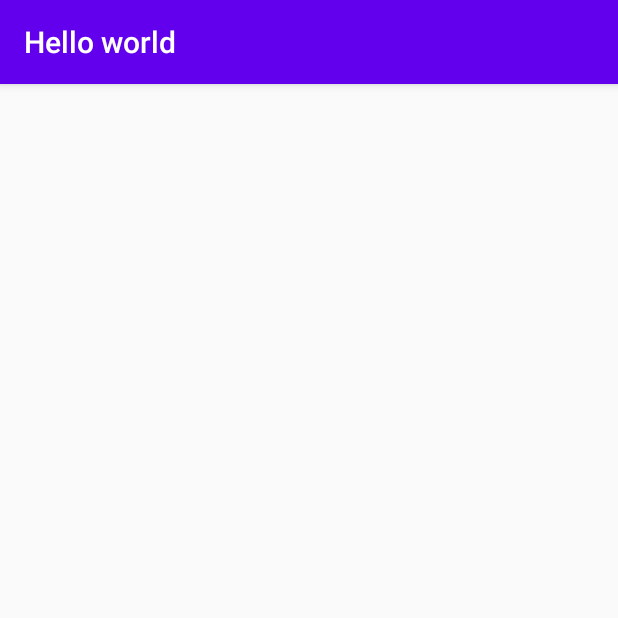
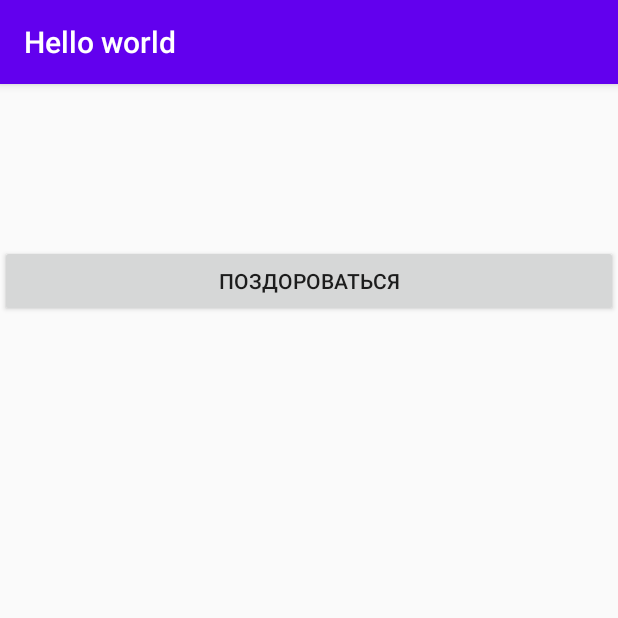
Before and after one commit to dzenya-7/Hello_world, an Android app: the screen it shows after launch (MainActivity), on a phone screen of 412 x 824 dp, the top half of it. Run offline under Robolectric (Android 15) with nearby library versions, the phone set to English and light mode, and no system bars.

Commit message:
Make simple interface

```diff
--- a/app/src/main/res/layout/activity_main.xml
+++ b/app/src/main/res/layout/activity_main.xml
@@ -7,4 +7,15 @@
     tools:context=".MainActivity">
 
 
+    <TextView
+        android:id="@+id/textView"
+        android:layout_width="match_parent"
+        android:layout_height="107dp"
+         />
+
+    <Button
+        android:id="@+id/button"
+        android:layout_width="match_parent"
+        android:layout_height="wrap_content"
+        android:text="@string/button_1" />
 </LinearLayout>
--- a/app/src/main/res/values/strings.xml
+++ b/app/src/main/res/values/strings.xml
@@ -1,3 +1,5 @@
 <resources>
     <string name="app_name">Hello world</string>
+    <string name="textview">TextView</string>
+    <string name="button_1">Поздороваться</string>
 </resources>
```
